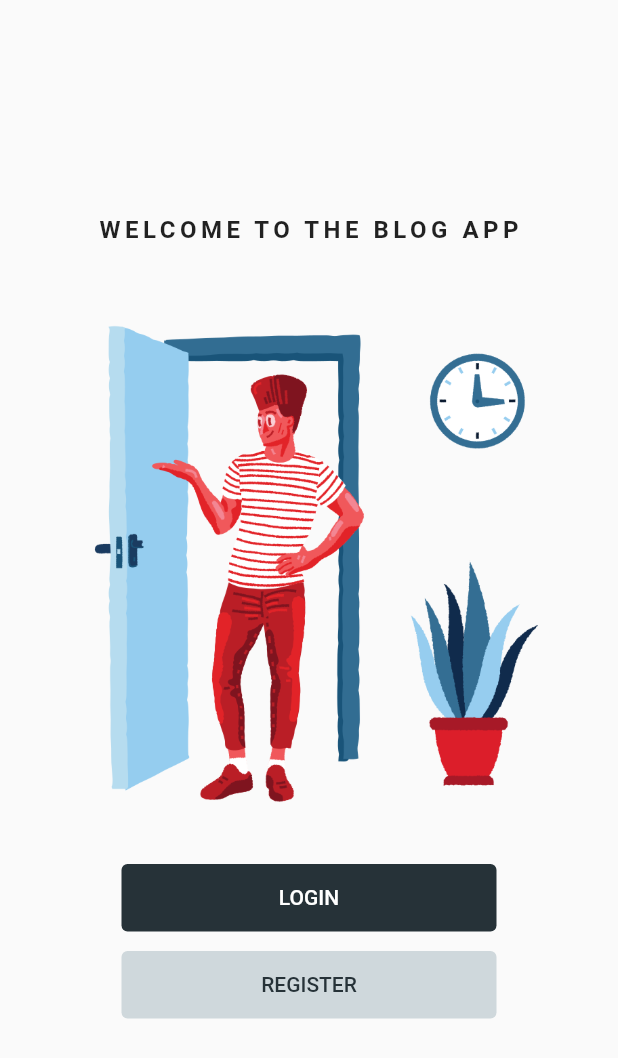
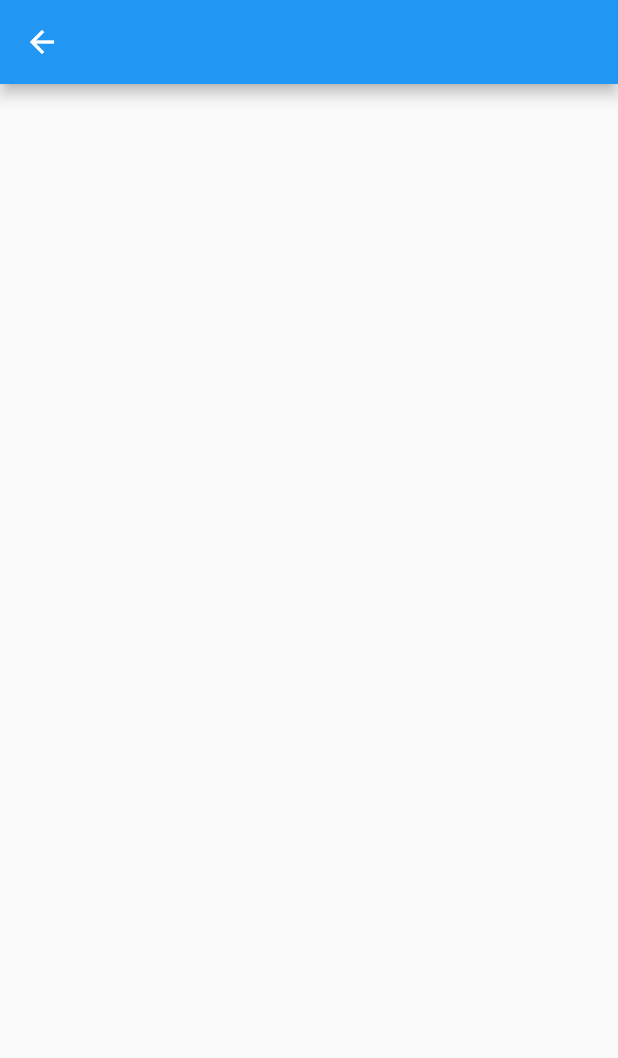
Before and after one commit to irfan87/blog_app_flutter, a Flutter app: the screen it shows after launch, after a tap on "LOGIN", on a phone screen of 412 x 824 dp. Shown: the top 1058 px of the screen. Run offline on Flutter 3.47's test engine with Material 2 defaults, Android fonts, the light colour scheme and no system bars.

Commit message:
create the blog page and navigate from the login button

```diff
--- /dev/null
+++ b/lib/blog_page.dart
@@ -0,0 +1,12 @@
+import 'package:flutter/material.dart';
+
+class BlogPage extends StatelessWidget {
+  const BlogPage({Key? key}) : super(key: key);
+
+  @override
+  Widget build(BuildContext context) {
+    return Scaffold(
+      appBar: AppBar(),
+    );
+  }
+}
--- a/lib/login_page.dart
+++ b/lib/login_page.dart
@@ -1,3 +1,4 @@
+import 'package:blog_app_flutter/blog_page.dart';
 import 'package:flutter/material.dart';
 
 class LoginPage extends StatelessWidget {
@@ -27,7 +28,14 @@ class LoginPage extends StatelessWidget {
                 Column(
                   children: [
                     ElevatedButton(
-                      onPressed: () {},
+                      onPressed: () {
+                        Navigator.push(
+                          context,
+                          MaterialPageRoute(
+                            builder: (context) => BlogPage(),
+                          ),
+                        );
+                      },
                       child: Text(
                         "login".toUpperCase(),
                       ),
```
